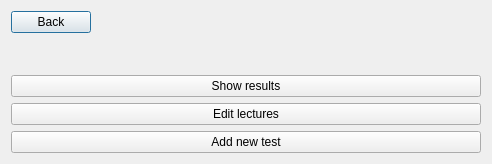
First picture: the form in admin.ui, repository ValeriaGrigoruants/Platform-for-learning-programming, before the edit.
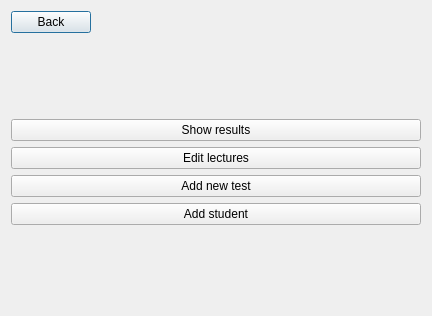
Second picture: the form after the edit.

```diff
--- a/admin.ui
+++ b/admin.ui
@@ -6,13 +6,16 @@
    <rect>
     <x>0</x>
     <y>0</y>
-    <width>492</width>
-    <height>164</height>
+    <width>432</width>
+    <height>316</height>
    </rect>
   </property>
   <property name="windowTitle">
    <string>Dialog</string>
   </property>
+  <property name="sizeGripEnabled">
+   <bool>false</bool>
+  </property>
   <layout class="QGridLayout" name="gridLayout">
    <item row="0" column="0">
     <layout class="QHBoxLayout" name="horizontalLayout_2">
@@ -38,40 +41,60 @@
      </item>
     </layout>
    </item>
-   <item row="2" column="0">
-    <spacer name="verticalSpacer">
-     <property name="orientation">
-      <enum>Qt::Vertical</enum>
-     </property>
-     <property name="sizeHint" stdset="0">
-      <size>
-       <width>20</width>
-       <height>40</height>
-      </size>
-     </property>
-    </spacer>
-   </item>
-   <item row="5" column="0">
-    <widget class="QPushButton" name="edit">
-     <property name="text">
-      <string>Edit lectures</string>
-     </property>
-    </widget>
-   </item>
-   <item row="6" column="0">
+   <item row="7" column="0">
     <widget class="QPushButton" name="test">
      <property name="text">
       <string>Add new test</string>
      </property>
     </widget>
    </item>
-   <item row="4" column="0">
+   <item row="2" column="0">
+    <spacer name="verticalSpacer_2">
+     <property name="orientation">
+      <enum>Qt::Vertical</enum>
+     </property>
+     <property name="sizeHint" stdset="0">
+      <size>
+       <width>20</width>
+       <height>40</height>
+      </size>
+     </property>
+    </spacer>
+   </item>
+   <item row="5" column="0">
     <widget class="QPushButton" name="results">
      <property name="text">
       <string>Show results</string>
      </property>
     </widget>
    </item>
+   <item row="9" column="0">
+    <spacer name="verticalSpacer_3">
+     <property name="orientation">
+      <enum>Qt::Vertical</enum>
+     </property>
+     <property name="sizeHint" stdset="0">
+      <size>
+       <width>20</width>
+       <height>40</height>
+      </size>
+     </property>
+    </spacer>
+   </item>
+   <item row="6" column="0">
+    <widget class="QPushButton" name="edit">
+     <property name="text">
+      <string>Edit lectures</string>
+     </property>
+    </widget>
+   </item>
+   <item row="8" column="0">
+    <widget class="QPushButton" name="student">
+     <property name="text">
+      <string>Add student</string>
+     </property>
+    </widget>
+   </item>
   </layout>
  </widget>
  <resources/>
```
